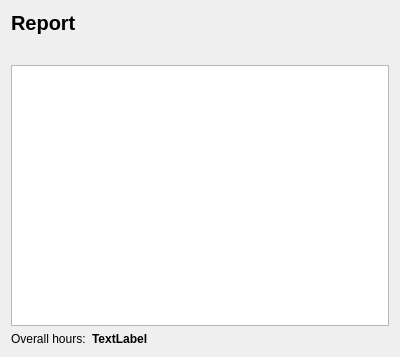
Before: the Qt Designer form src/dontpanik/kpart/core/ui/kreportwidget.ui in frankHa/dontpanic, drawn with Qt 5.
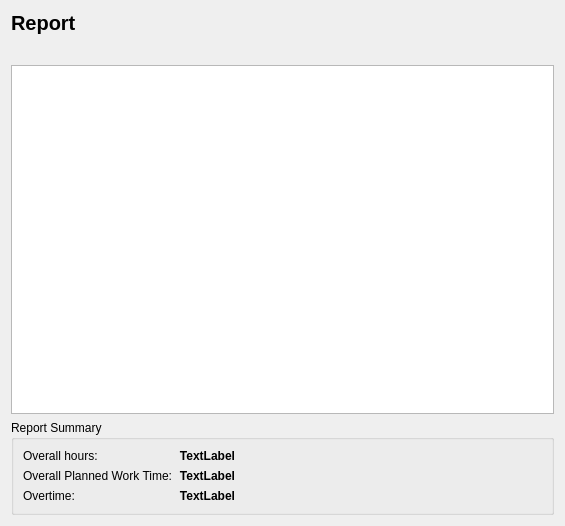
After: the same form once the commit is applied. Custom widgets are drawn as their Qt base class.

Commit message: -added support for displaying planned work times / overtimes in the report widget's summary area

What changed in the file:
```diff
--- a/src/dontpanik/kpart/core/ui/kreportwidget.ui
+++ b/src/dontpanik/kpart/core/ui/kreportwidget.ui
@@ -6,8 +6,8 @@
    <rect>
     <x>0</x>
     <y>0</y>
-    <width>400</width>
-    <height>357</height>
+    <width>565</width>
+    <height>526</height>
    </rect>
   </property>
   <property name="windowTitle">
@@ -50,19 +50,27 @@
     <widget class="KTextBrowser" name="report"/>
    </item>
    <item>
+    <widget class="QGroupBox" name="groupBox">
+     <property name="title">
+      <string>Report Summary</string>
+     </property>
+     <layout class="QHBoxLayout" name="horizontalLayout_2">
+      <item>
     <layout class="QHBoxLayout" name="horizontalLayout">
      <item>
+         <layout class="QGridLayout" name="gridLayout">
+          <item row="0" column="0">
       <widget class="QLabel" name="label">
        <property name="text">
         <string>Overall hours:</string>
        </property>
       </widget>
      </item>
-     <item>
+          <item row="0" column="1">
       <widget class="QLabel" name="duration">
        <property name="sizePolicy">
         <sizepolicy hsizetype="Preferred" vsizetype="Preferred">
-         <horstretch>1</horstretch>
+              <horstretch>0</horstretch>
          <verstretch>0</verstretch>
         </sizepolicy>
        </property>
@@ -75,12 +83,97 @@
        <property name="text">
         <string>TextLabel</string>
        </property>
+            <property name="alignment">
+             <set>Qt::AlignRight|Qt::AlignTrailing|Qt::AlignVCenter</set>
+            </property>
        <property name="textInteractionFlags">
         <set>Qt::LinksAccessibleByMouse|Qt::TextSelectableByKeyboard|Qt::TextSelectableByMouse</set>
        </property>
       </widget>
      </item>
-    </layout>
+          <item row="1" column="0">
+           <widget class="QLabel" name="label_2">
+            <property name="text">
+             <string>Overall Planned Work Time:</string>
+            </property>
+           </widget>
+          </item>
+          <item row="1" column="1">
+           <widget class="QLabel" name="planned_time">
+            <property name="sizePolicy">
+             <sizepolicy hsizetype="Preferred" vsizetype="Preferred">
+              <horstretch>0</horstretch>
+              <verstretch>0</verstretch>
+             </sizepolicy>
+            </property>
+            <property name="font">
+             <font>
+              <weight>75</weight>
+              <bold>true</bold>
+             </font>
+            </property>
+            <property name="text">
+             <string>TextLabel</string>
+            </property>
+            <property name="alignment">
+             <set>Qt::AlignRight|Qt::AlignTrailing|Qt::AlignVCenter</set>
+            </property>
+            <property name="textInteractionFlags">
+             <set>Qt::LinksAccessibleByMouse|Qt::TextSelectableByKeyboard|Qt::TextSelectableByMouse</set>
+            </property>
+           </widget>
+          </item>
+          <item row="2" column="0">
+           <widget class="QLabel" name="label_3">
+            <property name="text">
+             <string>Overtime:</string>
+            </property>
+           </widget>
+          </item>
+          <item row="2" column="1">
+           <widget class="QLabel" name="overtime">
+            <property name="sizePolicy">
+             <sizepolicy hsizetype="Preferred" vsizetype="Preferred">
+              <horstretch>0</horstretch>
+              <verstretch>0</verstretch>
+             </sizepolicy>
+            </property>
+            <property name="font">
+             <font>
+              <weight>75</weight>
+              <bold>true</bold>
+             </font>
+            </property>
+            <property name="text">
+             <string>TextLabel</string>
+            </property>
+            <property name="alignment">
+             <set>Qt::AlignRight|Qt::AlignTrailing|Qt::AlignVCenter</set>
+            </property>
+            <property name="textInteractionFlags">
+             <set>Qt::LinksAccessibleByMouse|Qt::TextSelectableByKeyboard|Qt::TextSelectableByMouse</set>
+            </property>
+           </widget>
+          </item>
+         </layout>
+        </item>
+        <item>
+         <spacer name="horizontalSpacer">
+          <property name="orientation">
+           <enum>Qt::Horizontal</enum>
+          </property>
+          <property name="sizeHint" stdset="0">
+           <size>
+            <width>40</width>
+            <height>20</height>
+           </size>
+          </property>
+         </spacer>
+        </item>
+       </layout>
+      </item>
+     </layout>
+    </widget>
    </item>
   </layout>
  </widget>
```
Lines whose indentation alone changed are shown as unchanged. The commit also changes 8 other files.
